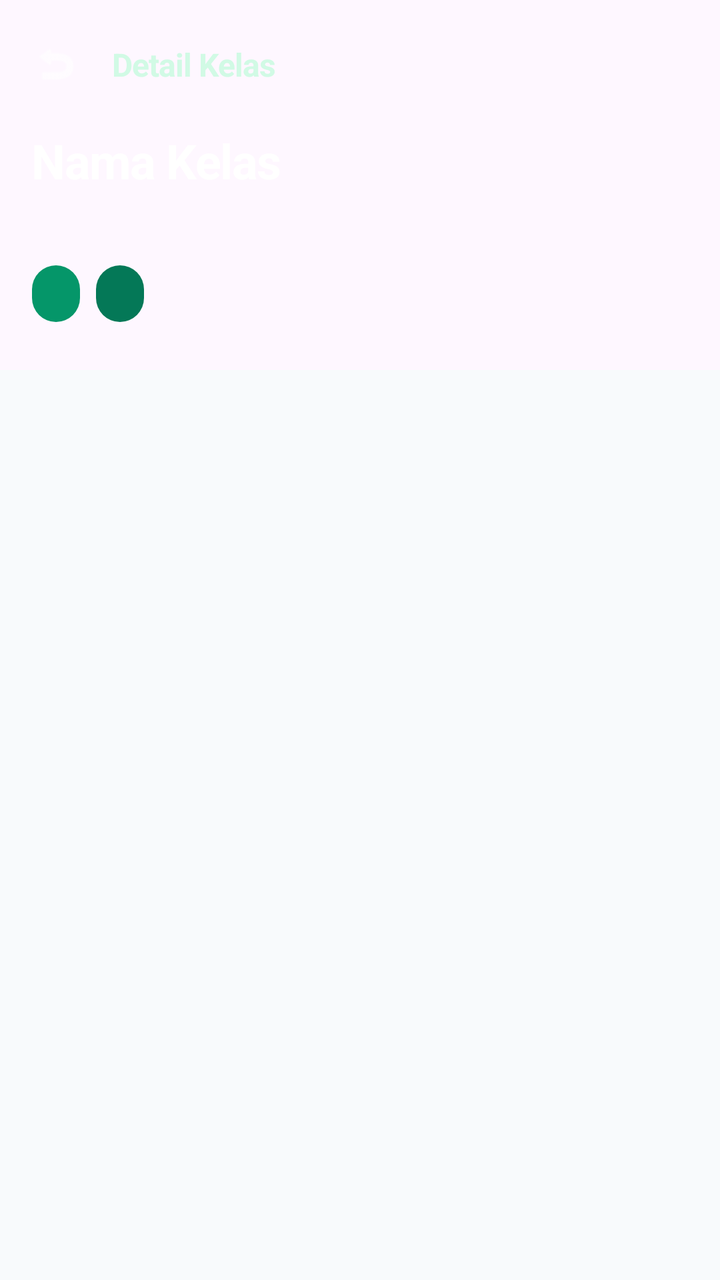
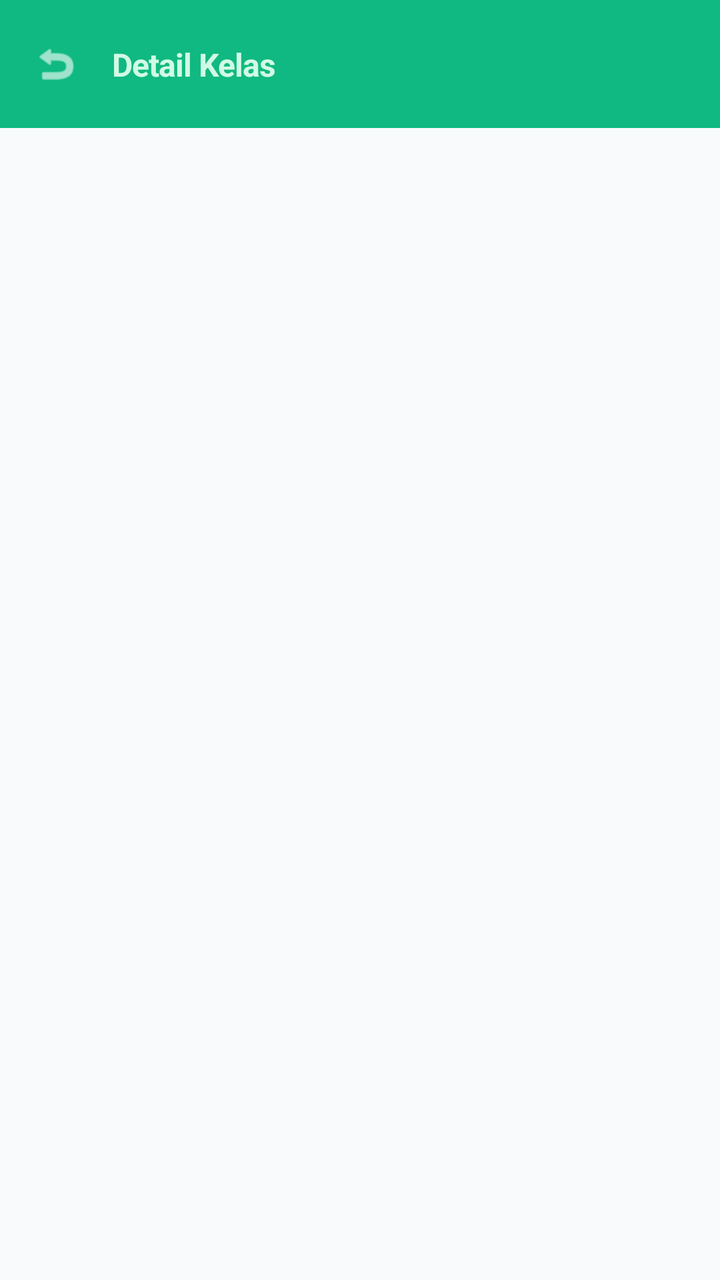

The first picture is an Android layout as it rendered before a commit; the second is the same layout after the commit. The layout source and the unified diff follow.
<!-- AndroidManifest.xml: application theme Theme.IFUnjaniExam -->
<!-- res/layout/activity_mahasiswa_class_detail.xml -->
<?xml version="1.0" encoding="utf-8"?>
<androidx.coordinatorlayout.widget.CoordinatorLayout xmlns:android="http://schemas.android.com/apk/res/android"
    xmlns:app="http://schemas.android.com/apk/res-auto"
    android:layout_width="match_parent"
    android:layout_height="match_parent"
    android:background="#F8FAFC">

    <com.google.android.material.appbar.AppBarLayout
        android:id="@+id/appBarLayout"
        android:layout_width="match_parent"
        android:layout_height="wrap_content"
        app:elevation="0dp"
        app:backgroundTint="#10B981"
        app:layout_constraintTop_toTopOf="parent">

        <androidx.constraintlayout.widget.ConstraintLayout
            android:id="@+id/topBar"
            android:layout_width="match_parent"
            android:layout_height="?attr/actionBarSize">

            <ImageView
                android:id="@+id/btnBack"
                android:layout_width="40dp"
                android:layout_height="40dp"
                android:layout_marginStart="8dp"
                android:padding="8dp"
                android:src="@android:drawable/ic_menu_revert"
                app:tint="#FFFFFF"
                android:background="?attr/selectableItemBackgroundBorderless"
                android:clickable="true"
                android:focusable="true"
                app:layout_constraintBottom_toBottomOf="parent"
                app:layout_constraintStart_toStartOf="parent"
                app:layout_constraintTop_toTopOf="parent" />

            <TextView
                android:layout_width="wrap_content"
                android:layout_height="wrap_content"
                android:layout_marginStart="8dp"
                android:text="Detail Kelas"
                android:textColor="#D1FAE5"
                android:textSize="16sp"
                android:textStyle="bold"
                android:letterSpacing="-0.02"
                app:layout_constraintBottom_toBottomOf="parent"
                app:layout_constraintStart_toEndOf="@id/btnBack"
                app:layout_constraintTop_toTopOf="parent" />
        </androidx.constraintlayout.widget.ConstraintLayout>
        
        <LinearLayout
            android:layout_width="match_parent"
            android:layout_height="wrap_content"
            android:paddingHorizontal="16dp"
            android:paddingBottom="24dp"
            android:orientation="vertical">
            <TextView
                android:id="@+id/tvClassName"
                android:layout_width="match_parent"
                android:layout_height="wrap_content"
                android:text="Nama Kelas"
                android:textColor="#FFFFFF"
                android:textSize="24sp"
                android:textStyle="bold"
                android:letterSpacing="-0.02" />

            <TextView
                android:id="@+id/tvCourseName"
                android:layout_width="wrap_content"
                android:layout_height="wrap_content"
                android:layout_marginTop="4dp"
                android:textColor="#D1FAE5"
                android:textSize="15sp" />

            <LinearLayout
                android:layout_width="match_parent"
                android:layout_height="wrap_content"
                android:orientation="horizontal"
                android:layout_marginTop="12dp">

                
                <TextView
                    android:id="@+id/tvDosen"
                    android:layout_width="wrap_content"
                    android:layout_height="wrap_content"
                    android:background="@drawable/badge_teal"
                    android:backgroundTint="#059669"
                    android:paddingHorizontal="12dp"
                    android:paddingVertical="6dp"
                    android:textColor="#FFFFFF"
                    android:textSize="12sp"
                    android:layout_marginEnd="8dp" />

                
                <TextView
                    android:id="@+id/tvSemester"
                    android:layout_width="wrap_content"
                    android:layout_height="wrap_content"
                    android:background="@drawable/badge_green"
                    android:backgroundTint="#047857"
                    android:paddingHorizontal="12dp"
                    android:paddingVertical="6dp"
                    android:textColor="#FFFFFF"
                    android:textSize="12sp" />
            </LinearLayout>
        </LinearLayout>
    </com.google.android.material.appbar.AppBarLayout>

    <androidx.core.widget.NestedScrollView
        android:id="@+id/scrollContent"
        android:layout_width="match_parent"
        android:layout_height="match_parent"
        android:visibility="gone"
        app:layout_behavior="@string/appbar_scrolling_view_behavior">

        <LinearLayout
            android:layout_width="match_parent"
            android:layout_height="wrap_content"
            android:orientation="vertical"
            android:paddingHorizontal="16dp"
            android:paddingTop="20dp"
            android:paddingBottom="32dp">

            
            <LinearLayout
                android:layout_width="match_parent"
                android:layout_height="wrap_content"
                android:gravity="center_vertical"
                android:orientation="horizontal"
                android:layout_marginBottom="12dp">

                <View
                    android:layout_width="4dp"
                    android:layout_height="20dp"
                    android:background="#10B981"
                    android:layout_marginEnd="8dp"
                    app:cornerRadius="2dp" />

                <TextView
                    android:layout_width="wrap_content"
                    android:layout_height="wrap_content"
                    android:text="Ujian Aktif"
                    android:textColor="#0F172A"
                    android:textSize="18sp"
                    android:textStyle="bold"
                    android:letterSpacing="-0.02" />
            </LinearLayout>

            <androidx.recyclerview.widget.RecyclerView
                android:id="@+id/rvExams"
                android:layout_width="match_parent"
                android:layout_height="wrap_content"
                android:nestedScrollingEnabled="false" />

            <TextView
                android:id="@+id/tvEmptyExams"
                android:layout_width="match_parent"
                android:layout_height="wrap_content"
                android:gravity="center"
                android:paddingVertical="12dp"
                android:text="Tidak ada ujian aktif"
                android:textColor="#64748B"
                android:textSize="14sp"
                android:visibility="gone" />

            
            <LinearLayout
                android:layout_width="match_parent"
                android:layout_height="wrap_content"
                android:gravity="center_vertical"
                android:orientation="horizontal"
                android:layout_marginTop="24dp"
                android:layout_marginBottom="12dp">

                <View
                    android:layout_width="4dp"
                    android:layout_height="20dp"
                    android:background="#3B82F6"
                    android:layout_marginEnd="8dp"
                    app:cornerRadius="2dp" />

                <TextView
                    android:layout_width="wrap_content"
                    android:layout_height="wrap_content"
                    android:text="Riwayat Ujian"
                    android:textColor="#0F172A"
                    android:textSize="18sp"
                    android:textStyle="bold"
                    android:letterSpacing="-0.02" />
            </LinearLayout>

            <androidx.recyclerview.widget.RecyclerView
                android:id="@+id/rvExamHistory"
                android:layout_width="match_parent"
                android:layout_height="wrap_content"
                android:nestedScrollingEnabled="false" />

            <TextView
                android:id="@+id/tvEmptyHistory"
                android:layout_width="match_parent"
                android:layout_height="wrap_content"
                android:gravity="center"
                android:paddingVertical="12dp"
                android:text="Belum ada riwayat ujian"
                android:textColor="#64748B"
                android:textSize="14sp"
                android:visibility="gone" />

            
            <LinearLayout
                android:layout_width="match_parent"
                android:layout_height="wrap_content"
                android:gravity="center_vertical"
                android:orientation="horizontal"
                android:layout_marginTop="24dp"
                android:layout_marginBottom="12dp">

                <View
                    android:layout_width="4dp"
                    android:layout_height="20dp"
                    android:background="#0ea5e9"
                    android:layout_marginEnd="8dp"
                    app:cornerRadius="2dp" />

                <TextView
                    android:layout_width="wrap_content"
                    android:layout_height="wrap_content"
                    android:text="Daftar Teman Kelas"
                    android:textColor="#0F172A"
                    android:textSize="18sp"
                    android:textStyle="bold"
                    android:letterSpacing="-0.02" />
            </LinearLayout>

            <androidx.recyclerview.widget.RecyclerView
                android:id="@+id/rvStudents"
                android:layout_width="match_parent"
                android:layout_height="wrap_content"
                android:nestedScrollingEnabled="false" />

            <TextView
                android:id="@+id/tvEmptyStudents"
                android:layout_width="match_parent"
                android:layout_height="wrap_content"
                android:gravity="center"
                android:paddingVertical="12dp"
                android:text="Tidak ada mahasiswa terdaftar"
                android:textColor="#64748B"
                android:textSize="14sp"
                android:visibility="gone" />

        </LinearLayout>
    </androidx.core.widget.NestedScrollView>

    
    <ProgressBar
        android:id="@+id/progressBar"
        android:layout_width="wrap_content"
        android:layout_height="wrap_content"
        android:layout_gravity="center"
        android:indeterminateTint="#10B981"
        android:visibility="gone" />

</androidx.coordinatorlayout.widget.CoordinatorLayout>
<!-- resources referenced by this layout -->
<resources>
  <!-- drawable badge_green (drawable) -->
  <?xml version="1.0" encoding="utf-8"?>
  <shape xmlns:android="http://schemas.android.com/apk/res/android"
      android:shape="rectangle">
      <solid android:color="#27ae60" />
      <corners android:radius="20dp" />
  </shape>
  <!-- drawable badge_teal (drawable) -->
  <?xml version="1.0" encoding="utf-8"?>
  <shape xmlns:android="http://schemas.android.com/apk/res/android"
      android:shape="rectangle">
      <solid android:color="#1abc9c" />
      <corners android:radius="20dp" />
  </shape>
  <style name="Theme.IFUnjaniExam" parent="Base.Theme.IFUnjaniExam" />
  <style name="Base.Theme.IFUnjaniExam" parent="Theme.Material3.DayNight.NoActionBar">
          
          
      </style>
</resources>

<!-- the commit's change to res/layout/activity_mahasiswa_class_detail.xml (unified diff, before → after) -->
@@ -10,7 +10,7 @@
         android:layout_width="match_parent"
         android:layout_height="wrap_content"
         app:elevation="0dp"
-        app:backgroundTint="#10B981"
+        android:background="#10B981"
         app:layout_constraintTop_toTopOf="parent">
 
         <androidx.constraintlayout.widget.ConstraintLayout
@@ -48,11 +48,13 @@
         </androidx.constraintlayout.widget.ConstraintLayout>
         
         <LinearLayout
+            android:id="@+id/headerContent"
             android:layout_width="match_parent"
             android:layout_height="wrap_content"
             android:paddingHorizontal="16dp"
             android:paddingBottom="24dp"
-            android:orientation="vertical">
+            android:orientation="vertical"
+            android:visibility="gone">
             <TextView
                 android:id="@+id/tvClassName"
                 android:layout_width="match_parent"
